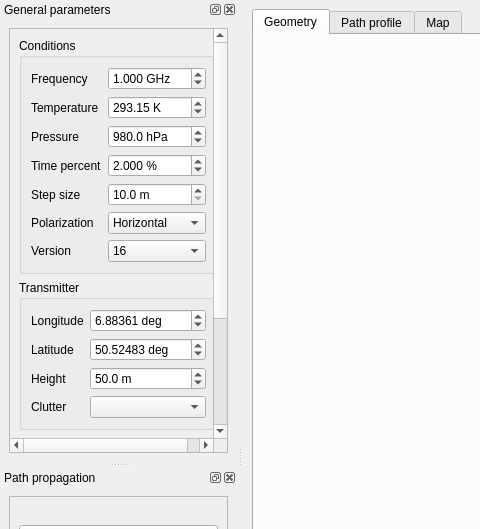
Before: the Qt Designer form pycraf/gui/resources/main_form.ui in bwinkel/pycraf, drawn with Qt 5; both pictures show x 0 to 480 and y 0 to 529 of the 1098 by 934 pixel window.
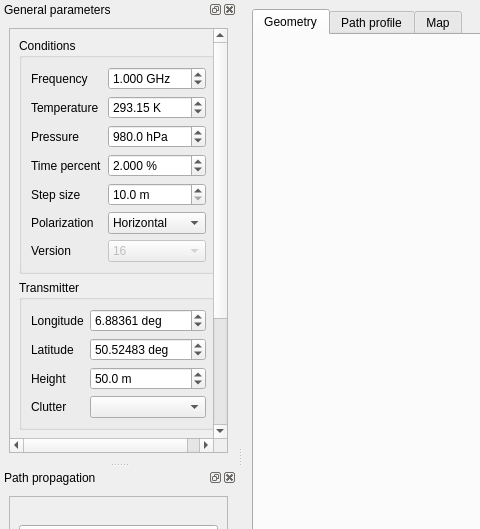
After: the same form once the commit is applied.

Commit message: gui: streamline geometry plotting code; disable v14 for now

Patch:
```diff
--- a/pycraf/gui/resources/main_form.ui
+++ b/pycraf/gui/resources/main_form.ui
@@ -104,8 +104,8 @@
          <rect>
           <x>0</x>
           <y>0</y>
-          <width>246</width>
-          <height>664</height>
+          <width>238</width>
+          <height>536</height>
          </rect>
         </property>
         <layout class="QGridLayout" name="gridLayout_5">
@@ -261,6 +261,9 @@
                 </item>
                 <item row="6" column="1">
                  <widget class="QComboBox" name="versionComboBox">
+                  <property name="enabled">
+                   <bool>false</bool>
+                  </property>
                   <property name="currentIndex">
                    <number>1</number>
                   </property>
```
Left out of the diff: 15 changed lines with no effect on the pictures. The commit also changes 3 other files.
